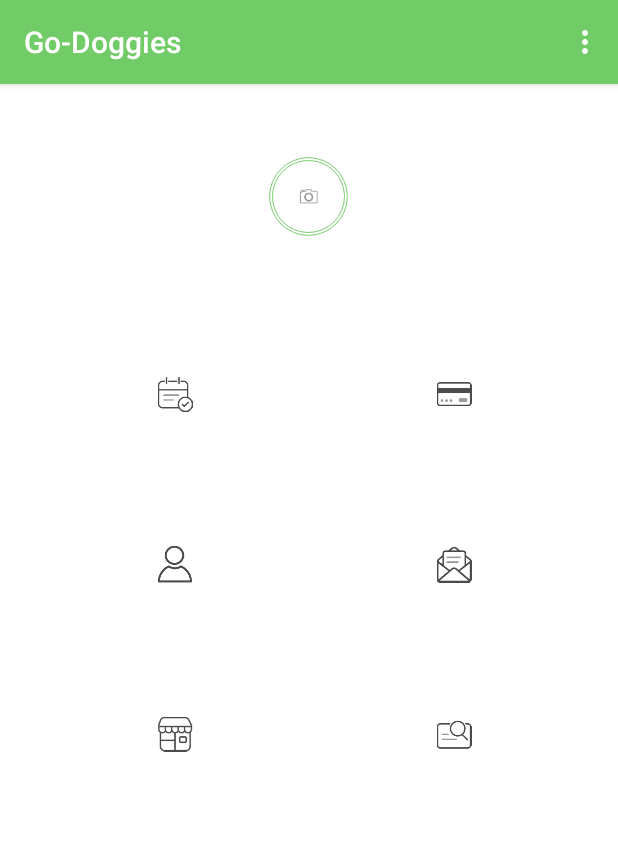
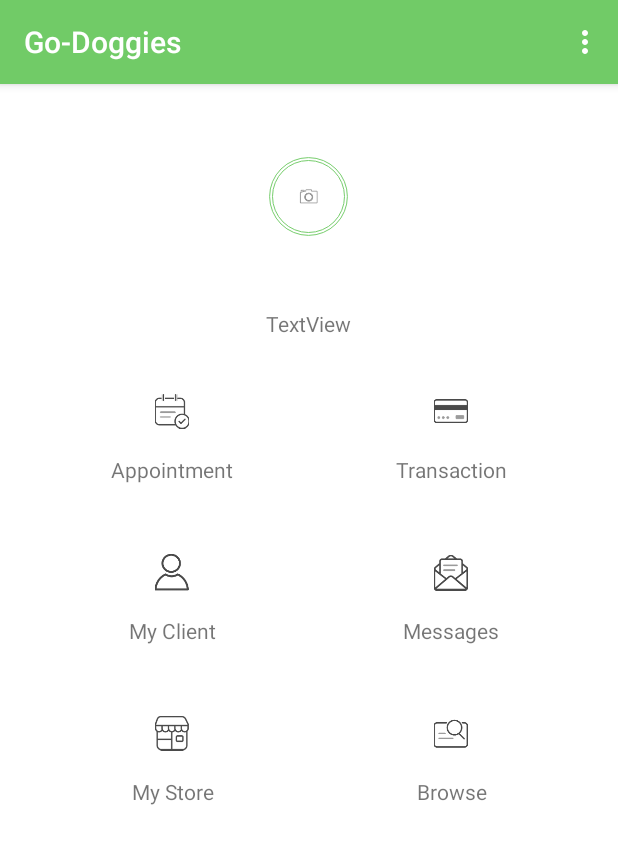
Before and after one commit to anto004/go-doggies, an Android app: the Dashboard screen opened directly, with no data from a screen before it, on a phone screen of 412 x 824 dp. Shown: the top 844 px of the screen. Run offline under Robolectric (Android 15) with nearby library versions, the phone set to English and light mode, and no system bars.

Commit message:
UX:dashboard updated

```diff
--- a/app/src/main/res/layout/dashboard.xml
+++ b/app/src/main/res/layout/dashboard.xml
@@ -9,13 +9,22 @@
     <ImageButton
         android:id="@+id/imageViewProfilePicture"
         android:layout_width="wrap_content"
-        android:layout_height="0dp"
+        android:layout_height="wrap_content"
         android:layout_gravity="center"
         android:layout_weight="1"
         android:background="@drawable/profile_pic"
+        android:contentDescription="profile_picture"
         android:elevation="5dp"
-        app:srcCompat="@android:drawable/ic_menu_camera"
-        android:stateListAnimator="@animator/button_anim"/>
+        android:stateListAnimator="@animator/button_anim"
+        app:srcCompat="@android:drawable/ic_menu_camera" />
+
+    <TextView
+        android:id="@+id/groomer_name"
+        android:layout_width="wrap_content"
+        android:layout_height="wrap_content"
+        android:layout_gravity="center"
+        android:text="TextView"
+        android:textAlignment="center" />
 
     <TableLayout
         android:layout_width="match_parent"
@@ -34,8 +43,7 @@
                 android:layout_width="match_parent"
                 android:layout_height="match_parent"
                 android:layout_weight="1"
-                android:background="@drawable/dashboard_border_right"
-                android:padding="8dp">
+                android:background="@drawable/dashboard_border_right">
 
                 <ImageButton
                     android:id="@+id/imageView1"
@@ -51,10 +59,37 @@
                 android:layout_width="match_parent"
                 android:layout_height="match_parent"
                 android:layout_weight="1"
-                android:padding="10dp"
                 android:background="@drawable/transaction_button"
                 android:elevation="5dp"
+                android:padding="10dp"
                 android:stateListAnimator="@animator/button_anim" />
+        </TableRow>
+
+        <TableRow
+            android:layout_width="match_parent"
+            android:layout_height="match_parent"
+            android:layout_gravity="center"
+            android:background="@android:color/white">
+
+            <TextView
+                android:id="@+id/textView1"
+                android:layout_width="match_parent"
+                android:layout_height="match_parent"
+                android:layout_weight="1"
+                android:background="@drawable/dashboard_border_right"
+                android:gravity="top|center"
+                android:text="@string/appointment"
+                android:textAlignment="center" />
+
+
+            <TextView
+                android:id="@+id/textView2"
+                android:layout_width="match_parent"
+                android:layout_height="match_parent"
+                android:layout_weight="1"
+                android:gravity="top|center"
+                android:text="@string/transaction"
+                android:textAlignment="center" />
         </TableRow>
 
         <TableRow
@@ -69,7 +104,7 @@
                 android:layout_height="match_parent"
                 android:layout_weight="1"
                 android:background="@drawable/dashboard_border_right"
-                android:padding="10dp" />
+                android:padding="5dp" />
 
 
             <TextView
@@ -77,7 +112,7 @@
                 android:layout_width="match_parent"
                 android:layout_height="match_parent"
                 android:layout_weight="1"
-                android:padding="10dp" />
+                android:padding="5dp" />
         </TableRow>
 
         <TableRow
@@ -89,8 +124,7 @@
                 android:layout_width="match_parent"
                 android:layout_height="match_parent"
                 android:layout_weight="1"
-                android:background="@drawable/dashboard_border_right"
-                android:padding="8dp">
+                android:background="@drawable/dashboard_border_right">
 
                 <ImageButton
                     android:id="@+id/imageView3"
@@ -106,10 +140,35 @@
                 android:layout_width="match_parent"
                 android:layout_height="match_parent"
                 android:layout_weight="1"
-                android:padding="10dp"
                 android:background="@drawable/message_button"
                 android:elevation="5dp"
+                android:padding="10dp"
                 android:stateListAnimator="@animator/button_anim" />
+        </TableRow>
+
+        <TableRow
+            android:layout_width="match_parent"
+            android:layout_height="match_parent"
+            android:layout_gravity="center"
+            android:background="@android:color/white">
+
+            <TextView
+                android:id="@+id/textView3"
+                android:layout_width="match_parent"
+                android:layout_height="match_parent"
+                android:layout_weight="1"
+                android:background="@drawable/dashboard_border_right"
+                android:text="@string/my_client"
+                android:textAlignment="center" />
+
+
+            <TextView
+                android:id="@+id/textView4"
+                android:layout_width="match_parent"
+                android:layout_height="match_parent"
+                android:layout_weight="1"
+                android:text="@string/messages"
+                android:textAlignment="center" />
         </TableRow>
 
         <TableRow
@@ -124,7 +183,7 @@
                 android:layout_height="match_parent"
                 android:layout_weight="1"
                 android:background="@drawable/dashboard_border_right"
-                android:padding="10dp" />
+                android:padding="5dp" />
 
 
             <TextView
@@ -132,7 +191,7 @@
                 android:layout_width="match_parent"
                 android:layout_height="match_parent"
                 android:layout_weight="1"
-                android:padding="10dp" />
+                android:padding="5dp" />
         </TableRow>
 
         <TableRow
@@ -144,8 +203,7 @@
                 android:layout_width="match_parent"
                 android:layout_height="match_parent"
                 android:layout_weight="1"
-                android:background="@drawable/dashboard_border_right"
-                android:padding="8dp">
+                android:background="@drawable/dashboard_border_right">
 
                 <ImageButton
                     android:id="@+id/imageView5"
@@ -161,10 +219,34 @@
                 android:layout_width="match_parent"
                 android:layout_height="match_parent"
                 android:layout_weight="1"
-                android:padding="10dp"
                 android:background="@drawable/browse_button"
                 android:elevation="5dp"
+                android:padding="10dp"
                 android:stateListAnimator="@animator/button_anim" />
+        </TableRow>
+
+        <TableRow
+            android:layout_width="match_parent"
+            android:layout_height="match_parent"
+            android:layout_gravity="center"
+            android:background="@android:color/white">
+
+            <TextView
+                android:id="@+id/textView5"
+                android:layout_width="match_parent"
+                android:layout_height="match_parent"
+                android:layout_weight="1"
+                android:background="@drawable/dashboard_border_right"
+                android:text="@string/my_store"
+                android:textAlignment="center" />
+
+            <TextView
+                android:id="@+id/textView6"
+                android:layout_width="match_parent"
+                android:layout_height="match_parent"
+                android:layout_weight="1"
+                android:text="@string/browse"
+                android:textAlignment="center" />
         </TableRow>
 
     </TableLayout>
--- a/app/src/main/res/values/strings.xml
+++ b/app/src/main/res/values/strings.xml
@@ -36,8 +36,15 @@
     <string name="permission_rationale">"Contacts permissions are needed for providing email
         completions."
     </string>
+    <!-- Dashboard-->
     <string name="title_activity_dashboard">Dashboard</string>
     <string name="section_format">Hello World from section: %1$d</string>
     <string name="test">Test Items</string>
+    <string name="appointment">Appointment</string>
+    <string name="transaction">Transaction</string>
+    <string name="my_client">My Client</string>
+    <string name="messages">Messages</string>
+    <string name="my_store">My Store</string>
+    <string name="browse">Browse</string>
 
 </resources>
```
